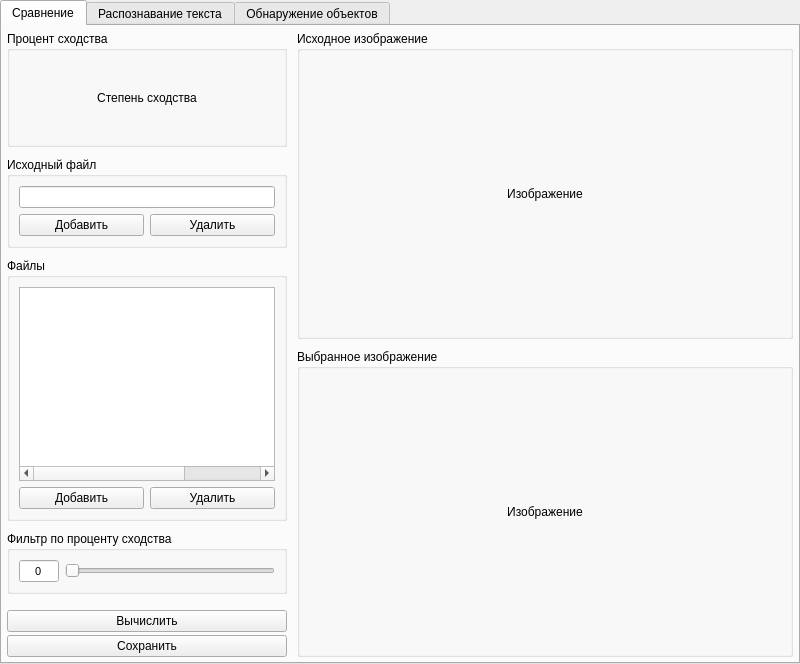
The window that design.ui (Norf569/sod-app) describes before a commit, drawn with Qt 5.
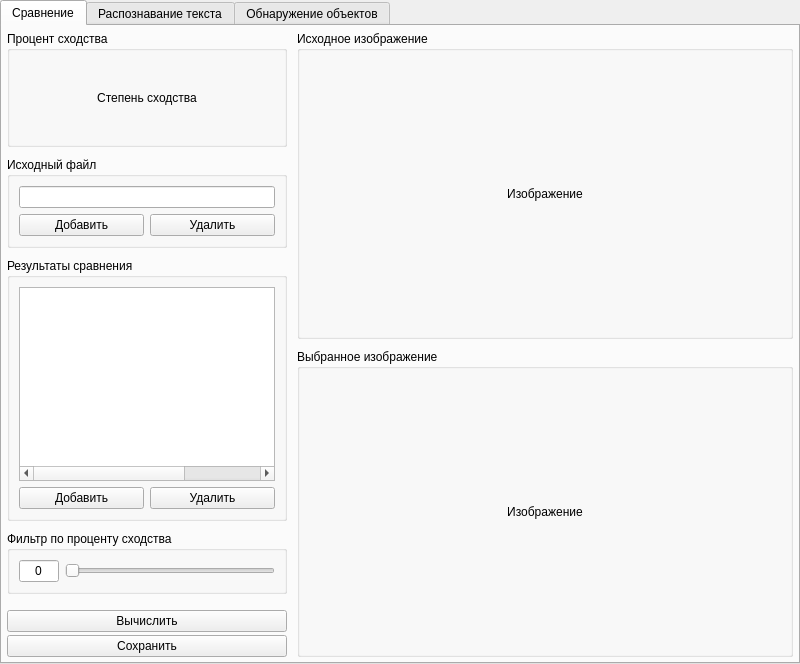
The same window after the commit. The open tabs and pages were chosen to show the change.

Commit message: update_pixmap and font added

Diff of the .ui file:
```diff
--- a/design.ui
+++ b/design.ui
@@ -239,7 +239,7 @@
                    </property>
                    <property name="maximumSize">
                     <size>
-                     <width>100</width>
+                     <width>16777215</width>
                      <height>100</height>
                     </size>
                    </property>
@@ -321,7 +321,7 @@
               <item>
                <widget class="QGroupBox" name="groupBox_7">
                 <property name="title">
-                 <string>Файлы</string>
+                 <string>Результаты сравнения</string>
                 </property>
                 <layout class="QVBoxLayout" name="verticalLayout_7">
                  <property name="spacing">
@@ -417,11 +417,6 @@
                      <height>16777215</height>
                     </size>
                    </property>
-                   <property name="font">
-                    <font>
-                     <pointsize>8</pointsize>
-                    </font>
-                   </property>
                    <property name="text">
                     <string>0</string>
                    </property>
```
Left out of the diff: 28 changed lines with no effect on the pictures. The commit also changes 6 other files.
